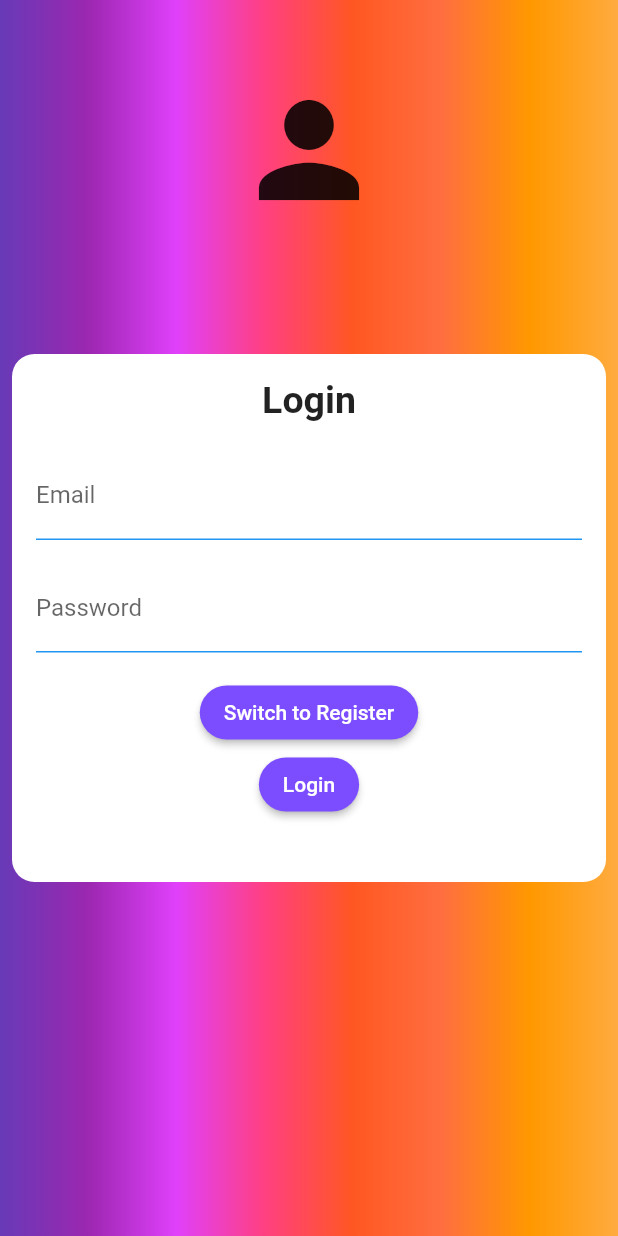
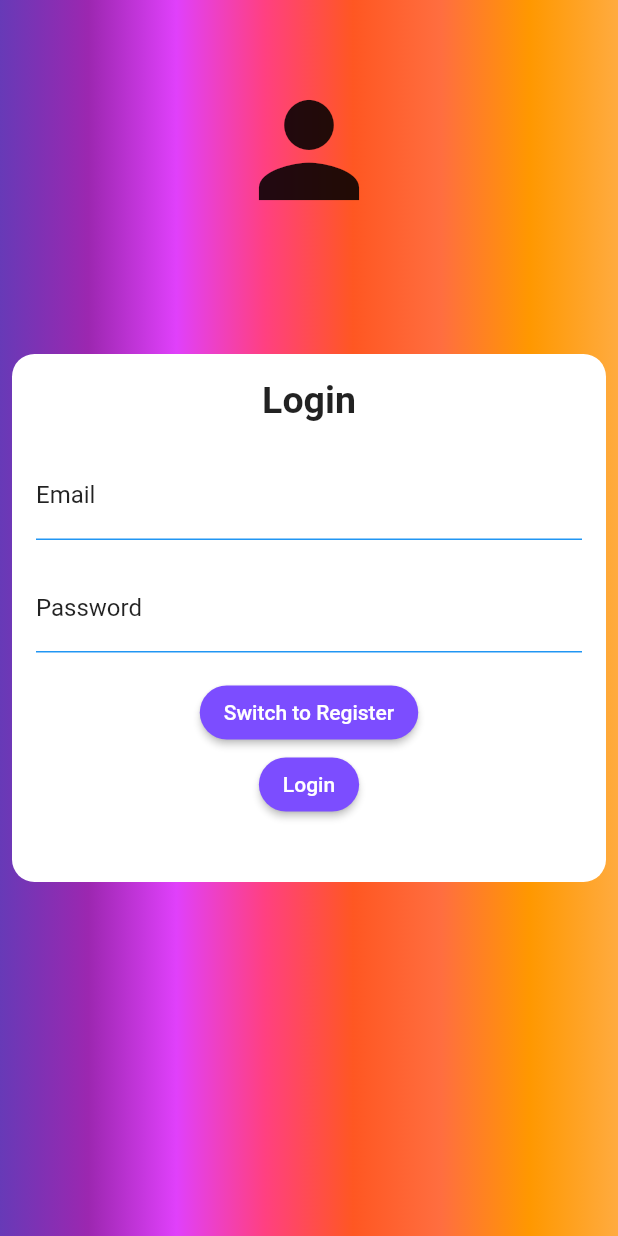
Before and after one commit to AhmadKhateebq/get_project, a Flutter app: the LoginPage screen opened directly, on a phone screen of 412 x 824 dp. Run offline on Flutter 3.47's test engine with Material 2 defaults, Android fonts, the phone set to English and light mode, and no system bars; our stand-ins replace firebase_analytics, firebase_core, firebase_crashlytics, get, get_storage, loading_indicator and 1 more; accounts and stored records are empty.

Commit message:
fixed dark mode login page widgets lose color

```diff
--- a/lib/to-do_app/form_text_field.dart
+++ b/lib/to-do_app/form_text_field.dart
@@ -51,6 +51,7 @@ class FormTextField extends StatelessWidget {
               },
               onChanged: (text) => _changed.value = true,
               controller: controller,
+              style: const TextStyle(color: Colors.black87),
               decoration: InputDecoration(
                 floatingLabelStyle: const TextStyle(color: Colors.deepPurple),
                 // border: const UnderlineInputBorder(borderSide: BorderSide(color: Colors.red)),
@@ -62,6 +63,7 @@ class FormTextField extends StatelessWidget {
                       color: _text.value == "" ? Colors.blue : Colors.red),
                 ),
                 labelText: _label,
+                labelStyle: const TextStyle(color: Colors.black87),
               ),
             ),
           ),
--- a/lib/to-do_app/http_requests.dart
+++ b/lib/to-do_app/http_requests.dart
@@ -1,5 +1,6 @@
 import 'dart:convert';
 
+import 'package:flutter/material.dart';
 import 'package:get/get.dart';
 import 'package:get_project/to-do_app/login_page.dart';
 import 'package:get_project/to-do_app/state_controller.dart';
--- a/lib/to-do_app/login_page.dart
+++ b/lib/to-do_app/login_page.dart
@@ -104,7 +104,7 @@ class _LoginPageState extends State<LoginPage> {
                       const Text(
                         'Login',
                         style: TextStyle(
-                            fontWeight: FontWeight.bold, fontSize: 25),
+                            fontWeight: FontWeight.bold, fontSize: 25,color: Colors.black87),
                       ),
                       const SizedBox(
                         height: 20,
```
